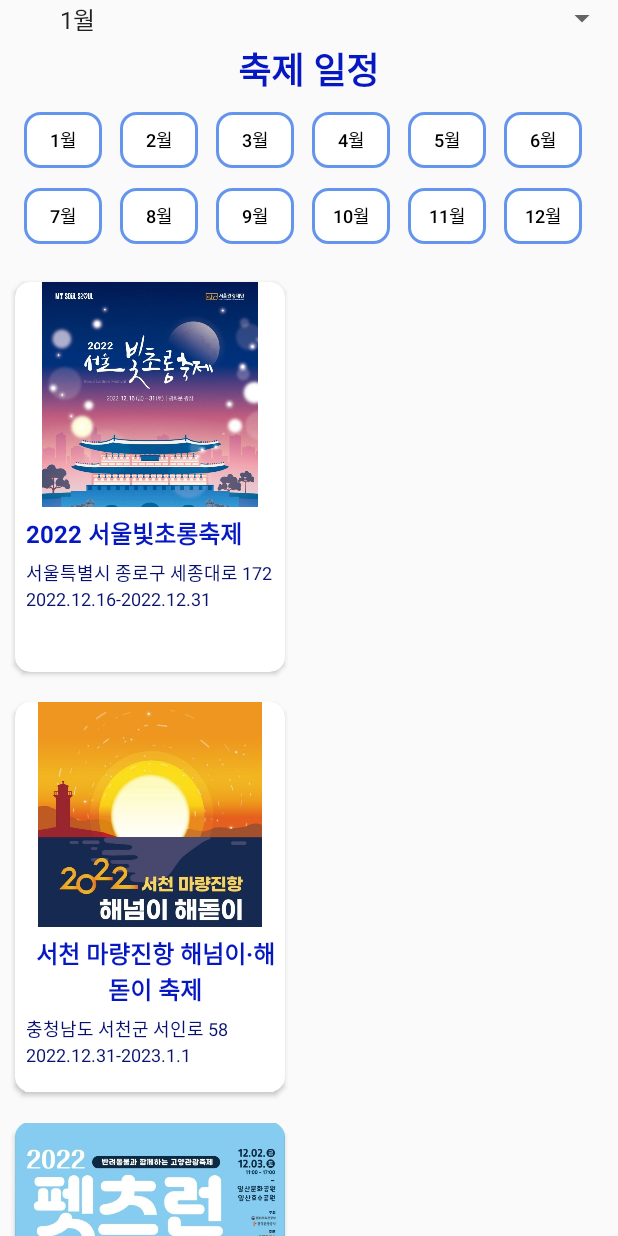
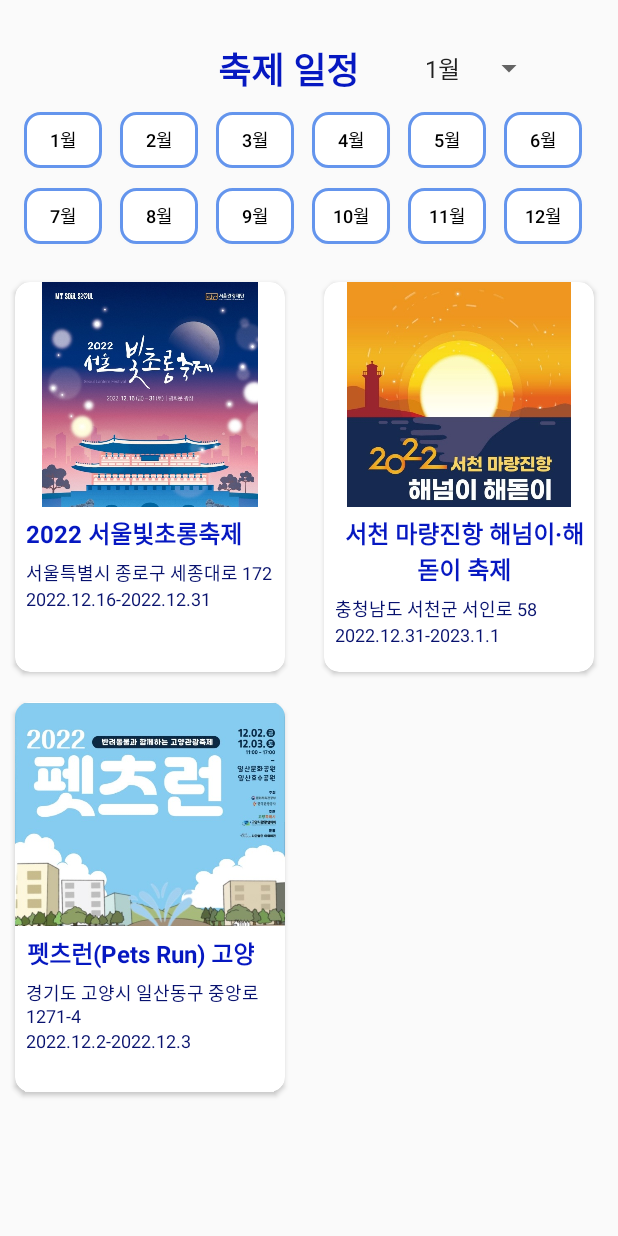
Before and after one commit to usbledv3/KocoaProject, an Android app: the fragment DecemberFragment placed in its activity, on a phone screen of 412 x 824 dp. Run offline under Robolectric (Android 15) with nearby library versions, the phone set to English and light mode, and no system bars; pictures from the network do not load.

Commit message:
'22.11.14.01:51

```diff
--- a/app/src/main/java/lx/com/kocoa/AprilFragment.kt
+++ b/app/src/main/java/lx/com/kocoa/AprilFragment.kt
@@ -7,7 +7,9 @@ import android.view.LayoutInflater
 import android.view.View
 import android.view.ViewGroup
 import androidx.activity.result.contract.ActivityResultContracts
+import androidx.recyclerview.widget.GridLayoutManager
 import androidx.recyclerview.widget.LinearLayoutManager
+import androidx.recyclerview.widget.RecyclerView
 import lx.com.kocoa.databinding.FragmentAprilBinding
 
 class AprilFragment : Fragment() {
@@ -33,7 +35,8 @@ class AprilFragment : Fragment() {
     fun initView() {
         // 리스트의 모양을 담당하는 것
         // (LinearLayoutManager : 아래쪽으로 아이템들이 보이는 것, GridLayoutManager: 격자 형태로 보이는 것)
-        val layoutManager = LinearLayoutManager(context)
+        //val layoutManager = LinearLayoutManager(context)
+        val layoutManager = GridLayoutManager(context,2, RecyclerView.VERTICAL,false)
         binding.aprilList.layoutManager = layoutManager
 
         // 2. 어댑터를 설정하는 것
--- a/app/src/main/java/lx/com/kocoa/AugustFragment.kt
+++ b/app/src/main/java/lx/com/kocoa/AugustFragment.kt
@@ -7,7 +7,9 @@ import android.view.LayoutInflater
 import android.view.View
 import android.view.ViewGroup
 import androidx.activity.result.contract.ActivityResultContracts
+import androidx.recyclerview.widget.GridLayoutManager
 import androidx.recyclerview.widget.LinearLayoutManager
+import androidx.recyclerview.widget.RecyclerView
 import lx.com.kocoa.databinding.FragmentAugustBinding
 
 class AugustFragment : Fragment() {
@@ -33,7 +35,8 @@ class AugustFragment : Fragment() {
     fun initView() {
         // 리스트의 모양을 담당하는 것
         // (LinearLayoutManager : 아래쪽으로 아이템들이 보이는 것, GridLayoutManager: 격자 형태로 보이는 것)
-        val layoutManager = LinearLayoutManager(context)
+        //val layoutManager = LinearLayoutManager(context)
+        val layoutManager = GridLayoutManager(context,2, RecyclerView.VERTICAL,false)
         binding.augustList.layoutManager = layoutManager
 
         // 2. 어댑터를 설정하는 것
--- a/app/src/main/java/lx/com/kocoa/DecemberFragment.kt
+++ b/app/src/main/java/lx/com/kocoa/DecemberFragment.kt
@@ -7,7 +7,9 @@ import android.view.LayoutInflater
 import android.view.View
 import android.view.ViewGroup
 import androidx.activity.result.contract.ActivityResultContracts
+import androidx.recyclerview.widget.GridLayoutManager
 import androidx.recyclerview.widget.LinearLayoutManager
+import androidx.recyclerview.widget.RecyclerView
 import lx.com.kocoa.databinding.FragmentDecemberBinding
 
 class DecemberFragment : Fragment() {
@@ -33,7 +35,8 @@ class DecemberFragment : Fragment() {
     fun initView() {
         // 리스트의 모양을 담당하는 것
         // (LinearLayoutManager : 아래쪽으로 아이템들이 보이는 것, GridLayoutManager: 격자 형태로 보이는 것)
-        val layoutManager = LinearLayoutManager(context)
+        //val layoutManager = LinearLayoutManager(context)
+        val layoutManager = GridLayoutManager(context,2, RecyclerView.VERTICAL,false)
         binding.decemberList.layoutManager = layoutManager
 
         // 2. 어댑터를 설정하는 것
--- a/app/src/main/java/lx/com/kocoa/FebruaryFragment.kt
+++ b/app/src/main/java/lx/com/kocoa/FebruaryFragment.kt
@@ -7,7 +7,9 @@ import android.view.LayoutInflater
 import android.view.View
 import android.view.ViewGroup
 import androidx.activity.result.contract.ActivityResultContracts
+import androidx.recyclerview.widget.GridLayoutManager
 import androidx.recyclerview.widget.LinearLayoutManager
+import androidx.recyclerview.widget.RecyclerView
 import lx.com.kocoa.databinding.FragmentFebruaryBinding
 
 
@@ -34,7 +36,8 @@ class FebruaryFragment : Fragment() {
     fun initView() {
         // 리스트의 모양을 담당하는 것
         // (LinearLayoutManager : 아래쪽으로 아이템들이 보이는 것, GridLayoutManager: 격자 형태로 보이는 것)
-        val layoutManager = LinearLayoutManager(context)
+        //val layoutManager = LinearLayoutManager(context)
+        val layoutManager = GridLayoutManager(context,2, RecyclerView.VERTICAL,false)
         binding.februaryList.layoutManager = layoutManager
 
         // 2. 어댑터를 설정하는 것
--- a/app/src/main/java/lx/com/kocoa/JanuaryFragment.kt
+++ b/app/src/main/java/lx/com/kocoa/JanuaryFragment.kt
@@ -7,7 +7,9 @@ import android.view.LayoutInflater
 import android.view.View
 import android.view.ViewGroup
 import androidx.activity.result.contract.ActivityResultContracts
+import androidx.recyclerview.widget.GridLayoutManager
 import androidx.recyclerview.widget.LinearLayoutManager
+import androidx.recyclerview.widget.RecyclerView
 import lx.com.kocoa.databinding.FragmentJanuaryBinding
 
 
@@ -35,7 +37,8 @@ class JanuaryFragment : Fragment() {
     fun initView() {
         // 리스트의 모양을 담당하는 것
         // (LinearLayoutManager : 아래쪽으로 아이템들이 보이는 것, GridLayoutManager: 격자 형태로 보이는 것)
-        val layoutManager = LinearLayoutManager(context)
+        //val layoutManager = LinearLayoutManager(context)
+        val layoutManager = GridLayoutManager(context,2, RecyclerView.VERTICAL,false)
         binding.januaryList.layoutManager = layoutManager
 
         // 2. 어댑터를 설정하는 것
--- a/app/src/main/java/lx/com/kocoa/JulyFragment.kt
+++ b/app/src/main/java/lx/com/kocoa/JulyFragment.kt
@@ -7,7 +7,9 @@ import android.view.LayoutInflater
 import android.view.View
 import android.view.ViewGroup
 import androidx.activity.result.contract.ActivityResultContracts
+import androidx.recyclerview.widget.GridLayoutManager
 import androidx.recyclerview.widget.LinearLayoutManager
+import androidx.recyclerview.widget.RecyclerView
 import lx.com.kocoa.databinding.FragmentJulyBinding
 import lx.com.kocoa.databinding.FragmentJuneBinding
 
@@ -34,7 +36,8 @@ class JulyFragment : Fragment() {
     fun initView() {
         // 리스트의 모양을 담당하는 것
         // (LinearLayoutManager : 아래쪽으로 아이템들이 보이는 것, GridLayoutManager: 격자 형태로 보이는 것)
-        val layoutManager = LinearLayoutManager(context)
+        //val layoutManager = LinearLayoutManager(context)
+        val layoutManager = GridLayoutManager(context,2, RecyclerView.VERTICAL,false)
         binding.julyList.layoutManager = layoutManager
 
         // 2. 어댑터를 설정하는 것
--- a/app/src/main/java/lx/com/kocoa/JuneFragment.kt
+++ b/app/src/main/java/lx/com/kocoa/JuneFragment.kt
@@ -7,7 +7,9 @@ import android.view.LayoutInflater
 import android.view.View
 import android.view.ViewGroup
 import androidx.activity.result.contract.ActivityResultContracts
+import androidx.recyclerview.widget.GridLayoutManager
 import androidx.recyclerview.widget.LinearLayoutManager
+import androidx.recyclerview.widget.RecyclerView
 import lx.com.kocoa.databinding.FragmentFebruaryBinding
 import lx.com.kocoa.databinding.FragmentJuneBinding
 
@@ -34,7 +36,8 @@ class JuneFragment : Fragment() {
     fun initView() {
         // 리스트의 모양을 담당하는 것
         // (LinearLayoutManager : 아래쪽으로 아이템들이 보이는 것, GridLayoutManager: 격자 형태로 보이는 것)
-        val layoutManager = LinearLayoutManager(context)
+        //val layoutManager = LinearLayoutManager(context)
+        val layoutManager = GridLayoutManager(context,2, RecyclerView.VERTICAL,false)
         binding.juneList.layoutManager = layoutManager
 
         // 2. 어댑터를 설정하는 것
--- a/app/src/main/java/lx/com/kocoa/MarchFragment.kt
+++ b/app/src/main/java/lx/com/kocoa/MarchFragment.kt
@@ -7,7 +7,9 @@ import android.view.LayoutInflater
 import android.view.View
 import android.view.ViewGroup
 import androidx.activity.result.contract.ActivityResultContracts
+import androidx.recyclerview.widget.GridLayoutManager
 import androidx.recyclerview.widget.LinearLayoutManager
+import androidx.recyclerview.widget.RecyclerView
 import lx.com.kocoa.databinding.FragmentMarchBinding
 
 class MarchFragment : Fragment() {
@@ -33,7 +35,8 @@ class MarchFragment : Fragment() {
     fun initView() {
         // 리스트의 모양을 담당하는 것
         // (LinearLayoutManager : 아래쪽으로 아이템들이 보이는 것, GridLayoutManager: 격자 형태로 보이는 것)
-        val layoutManager = LinearLayoutManager(context)
+        //val layoutManager = LinearLayoutManager(context)
+        val layoutManager = GridLayoutManager(context,2, RecyclerView.VERTICAL,false)
         binding.marchList.layoutManager = layoutManager
 
         // 2. 어댑터를 설정하는 것
--- a/app/src/main/java/lx/com/kocoa/MayFragment.kt
+++ b/app/src/main/java/lx/com/kocoa/MayFragment.kt
@@ -7,7 +7,9 @@ import android.view.LayoutInflater
 import android.view.View
 import android.view.ViewGroup
 import androidx.activity.result.contract.ActivityResultContracts
+import androidx.recyclerview.widget.GridLayoutManager
 import androidx.recyclerview.widget.LinearLayoutManager
+import androidx.recyclerview.widget.RecyclerView
 import lx.com.kocoa.databinding.FragmentMarchBinding
 import lx.com.kocoa.databinding.FragmentMayBinding
 
@@ -35,7 +37,8 @@ class MayFragment : Fragment() {
     fun initView() {
         // 리스트의 모양을 담당하는 것
         // (LinearLayoutManager : 아래쪽으로 아이템들이 보이는 것, GridLayoutManager: 격자 형태로 보이는 것)
-        val layoutManager = LinearLayoutManager(context)
+        val layoutManager = GridLayoutManager(context,2, RecyclerView.VERTICAL,false)
+        // val layoutManager = LinearLayoutManager(context)
         binding.mayList.layoutManager = layoutManager
 
         // 2. 어댑터를 설정하는 것
--- a/app/src/main/java/lx/com/kocoa/NovemberFragment.kt
+++ b/app/src/main/java/lx/com/kocoa/NovemberFragment.kt
@@ -7,7 +7,9 @@ import android.view.LayoutInflater
 import android.view.View
 import android.view.ViewGroup
 import androidx.activity.result.contract.ActivityResultContracts
+import androidx.recyclerview.widget.GridLayoutManager
 import androidx.recyclerview.widget.LinearLayoutManager
+import androidx.recyclerview.widget.RecyclerView
 import lx.com.kocoa.databinding.FragmentMayBinding
 import lx.com.kocoa.databinding.FragmentNovemberBinding
 
@@ -34,7 +36,8 @@ class NovemberFragment : Fragment() {
     fun initView() {
         // 리스트의 모양을 담당하는 것
         // (LinearLayoutManager : 아래쪽으로 아이템들이 보이는 것, GridLayoutManager: 격자 형태로 보이는 것)
-        val layoutManager = LinearLayoutManager(context)
+        //val layoutManager = LinearLayoutManager(context)
+        val layoutManager = GridLayoutManager(context,2, RecyclerView.VERTICAL,false)
         binding.novemberList.layoutManager = layoutManager
 
         // 2. 어댑터를 설정하는 것
--- a/app/src/main/java/lx/com/kocoa/SeptemberFragment.kt
+++ b/app/src/main/java/lx/com/kocoa/SeptemberFragment.kt
@@ -7,7 +7,9 @@ import android.view.LayoutInflater
 import android.view.View
 import android.view.ViewGroup
 import androidx.activity.result.contract.ActivityResultContracts
+import androidx.recyclerview.widget.GridLayoutManager
 import androidx.recyclerview.widget.LinearLayoutManager
+import androidx.recyclerview.widget.RecyclerView
 import lx.com.kocoa.databinding.FragmentMayBinding
 import lx.com.kocoa.databinding.FragmentSeptemberBinding
 
@@ -34,7 +36,8 @@ class SeptemberFragment : Fragment() {
     fun initView() {
         // 리스트의 모양을 담당하는 것
         // (LinearLayoutManager : 아래쪽으로 아이템들이 보이는 것, GridLayoutManager: 격자 형태로 보이는 것)
-        val layoutManager = LinearLayoutManager(context)
+        //val layoutManager = LinearLayoutManager(context)
+        val layoutManager = GridLayoutManager(context,2, RecyclerView.VERTICAL,false)
         binding.septemberList.layoutManager = layoutManager
 
         // 2. 어댑터를 설정하는 것
--- a/app/src/main/res/layout/activity_calendar.xml
+++ b/app/src/main/res/layout/activity_calendar.xml
@@ -17,21 +17,21 @@
         android:textSize="24sp"
         android:textStyle="bold"
         app:layout_constraintEnd_toEndOf="parent"
-        app:layout_constraintHorizontal_bias="0.498"
+        app:layout_constraintHorizontal_bias="0.457"
         app:layout_constraintStart_toStartOf="parent"
         app:layout_constraintTop_toTopOf="parent" />
 
-
     <Spinner
         android:id="@+id/spinner"
-        android:layout_width="match_parent"
-        android:layout_height="wrap_content"
-        android:layout_marginBottom="4dp"
-        app:layout_constraintBottom_toTopOf="@+id/calendarTextView"
+        android:layout_width="wrap_content"
+        android:layout_height="32dp"
+        android:spinnerMode="dialog"
+        app:layout_constraintBottom_toTopOf="@+id/calendarContainer"
         app:layout_constraintEnd_toEndOf="parent"
-        app:layout_constraintStart_toStartOf="parent"
+        app:layout_constraintHorizontal_bias="0.08"
+        app:layout_constraintStart_toEndOf="@+id/calendarTextView"
         app:layout_constraintTop_toTopOf="parent"
-        android:spinnerMode="dialog"/>
+        app:layout_constraintVertical_bias="0.2" />
 
     <androidx.appcompat.widget.AppCompatButton
         android:id="@+id/januaryButton"
```
